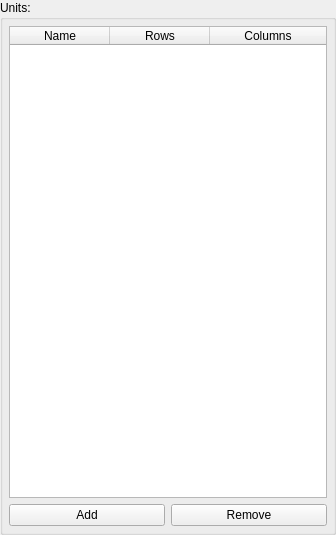
This is ui/widget_units.ui in jwjulien/inventory as Qt 5 draws it before an edit. The edited form follows.
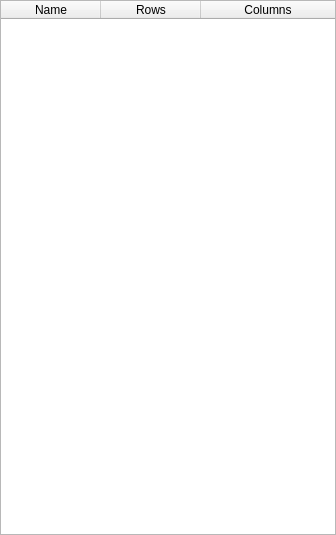
This is the edited form.

What changed in the file:
```diff
--- a/ui/widget_units.ui
+++ b/ui/widget_units.ui
@@ -13,36 +13,18 @@
   <property name="windowTitle">
    <string>Form</string>
   </property>
-  <layout class="QVBoxLayout" name="verticalLayout_2">
-   <property name="leftMargin">
-    <number>0</number>
-   </property>
-   <property name="topMargin">
-    <number>0</number>
-   </property>
-   <property name="rightMargin">
-    <number>0</number>
-   </property>
-   <property name="bottomMargin">
-    <number>0</number>
-   </property>
-   <item>
-    <widget class="QGroupBox" name="group">
-     <property name="title">
-      <string>Units:</string>
-     </property>
      <layout class="QVBoxLayout" name="verticalLayout">
       <property name="leftMargin">
-       <number>6</number>
+    <number>0</number>
       </property>
       <property name="topMargin">
-       <number>6</number>
+    <number>0</number>
       </property>
       <property name="rightMargin">
-       <number>6</number>
+    <number>0</number>
       </property>
       <property name="bottomMargin">
-       <number>6</number>
+    <number>0</number>
       </property>
       <item>
        <widget class="QTableWidget" name="units">
@@ -73,27 +55,6 @@
           <string>Columns</string>
          </property>
         </column>
-       </widget>
-      </item>
-      <item>
-       <layout class="QHBoxLayout" name="horizontalLayout">
-        <item>
-         <widget class="QPushButton" name="add">
-          <property name="text">
-           <string>Add</string>
-          </property>
-         </widget>
-        </item>
-        <item>
-         <widget class="QPushButton" name="remove">
-          <property name="text">
-           <string>Remove</string>
-          </property>
-         </widget>
-        </item>
-       </layout>
-      </item>
-     </layout>
     </widget>
    </item>
   </layout>
```
Lines whose indentation alone changed are shown as unchanged.
